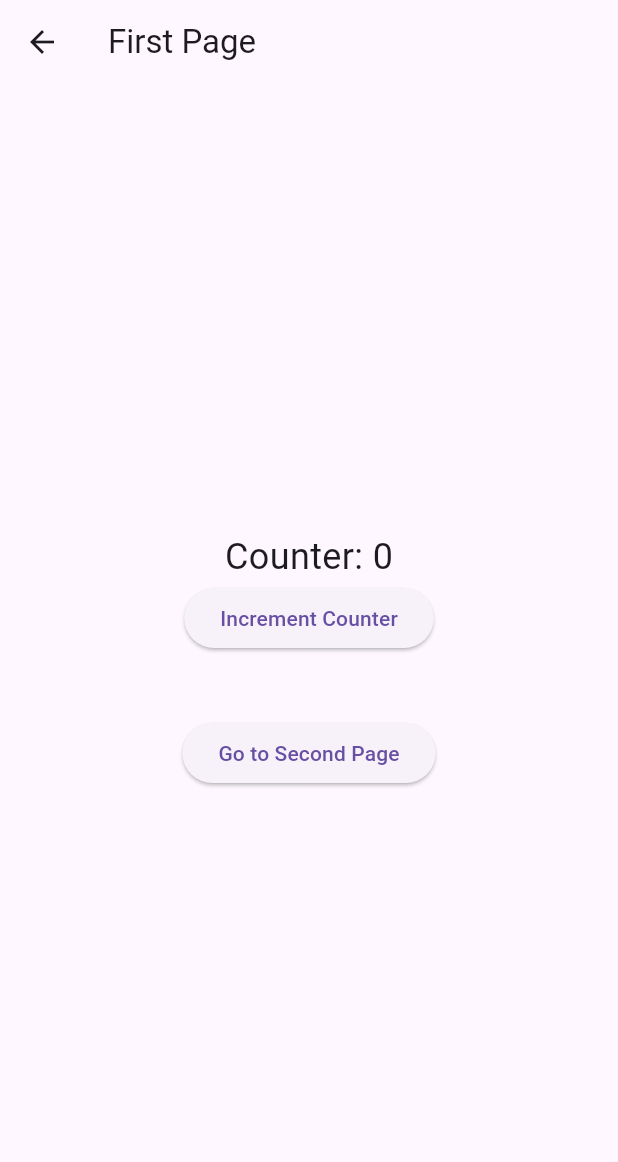
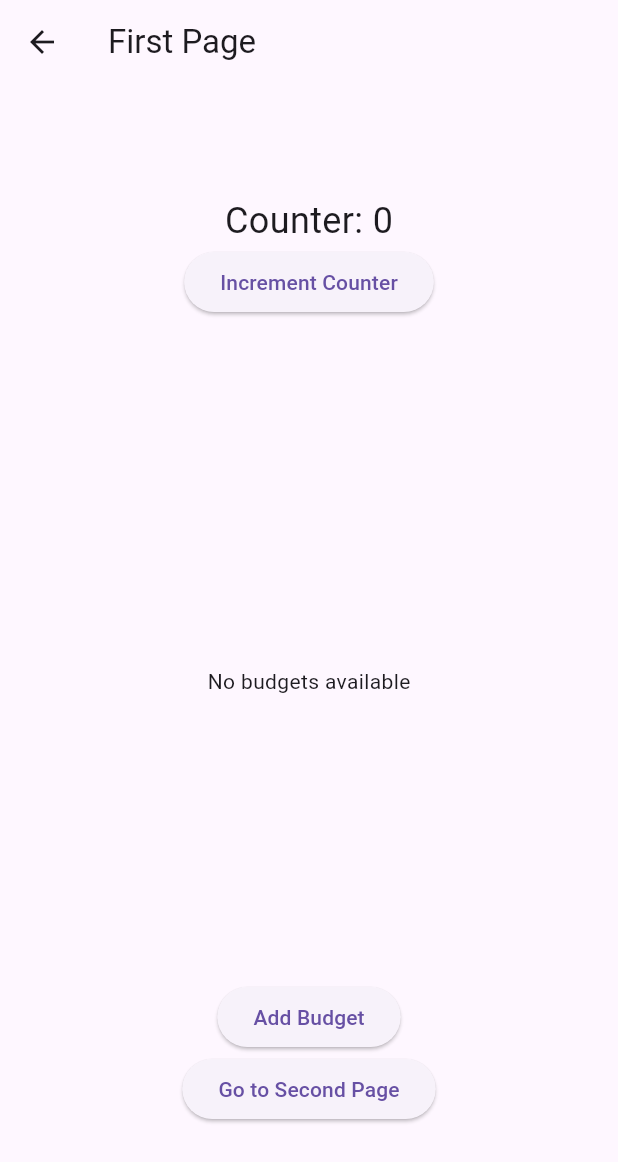
Before and after one commit to QGarot/asd-budgetbuddy, a Flutter app: the CounterScreen screen opened by its route, on a phone screen of 412 x 824 dp. Shown: the top 1162 px of the screen. Run offline on Flutter 3.47's test engine with Material 3 defaults, Android fonts, the phone set to English and light mode, and no system bars; our stand-ins replace cloud_firestore, firebase_auth, firebase_core, flutter_bloc; accounts and stored records are empty; statements that could not run were skipped.

Commit message:
data handling

```diff
--- a/lib/AppData/app_data.dart
+++ /dev/null
@@ -1,7 +0,0 @@
-import 'package:budgetbuddy/pojos/user_data.dart';
-import 'package:budgetbuddy/pojos/user_auth.dart';
-
-class UserData {
-  static AuthUserData? userAuthData;
-  static AllUserData? firestoreUserData;
-}
--- /dev/null
+++ b/lib/Elements/budget_list.dart
@@ -0,0 +1,47 @@
+import 'package:budgetbuddy/bloc/Data/data_bloc.dart';
+
+import 'package:budgetbuddy/pojos/user_data.dart';
+import 'package:flutter/material.dart';
+import 'package:flutter_bloc/flutter_bloc.dart';
+
+class BudgetListWidget extends StatelessWidget {
+  const BudgetListWidget({super.key});
+
+  @override
+  Widget build(BuildContext context) {
+    return SizedBox(
+      height: 400,
+      child: BlocBuilder<DataCubit, AllUserData?>(
+        builder: (context, userData) {
+          if (userData == null || userData.budgets.isEmpty) {
+            return Center(child: Text("No budgets available"));
+          }
+
+          return ListView.builder(
+            itemCount: userData.budgets.length,
+            itemBuilder: (context, index) {
+              final budget = userData.budgets[index];
+              return Card(
+                margin: EdgeInsets.symmetric(vertical: 8, horizontal: 16),
+                child: ListTile(
+                  title: Text(
+                    budget.name,
+                    style: TextStyle(fontWeight: FontWeight.bold),
+                  ),
+                  subtitle: Column(
+                    crossAxisAlignment: CrossAxisAlignment.start,
+                    children: [
+                      Text('Category: ${budget.category}'),
+                      Text('Total: \$${budget.totalAmount.toStringAsFixed(2)}'),
+                      Text('Spent: \$${budget.spentAmount.toStringAsFixed(2)}'),
+                    ],
+                  ),
+                ),
+              );
+            },
+          );
+        },
+      ),
+    );
+  }
+}
--- a/lib/bloc/Data/data_bloc.dart
+++ b/lib/bloc/Data/data_bloc.dart
@@ -61,7 +61,7 @@ class DataCubit extends Cubit<AllUserData?> {
       }
       _userData = AllUserData.fromFirestore(userData, budgets);
       emit(_userData);
-      return AllUserData.fromFirestore(userData, budgets);
+      return _userData;
     } catch (e) {
       print("Error fetching user data: $e");
       return null;
@@ -93,7 +93,8 @@ class DataCubit extends Cubit<AllUserData?> {
   bool _addBudgetOnLocalCopy(Budget budget) {
     if (_userData == null) return false;
 
-    _userData?.budgets.add(budget);
+    final updatedBudgets = List<Budget>.from(_userData!.budgets)..add(budget);
+    _userData = _userData!.copyWith(budgets: updatedBudgets);
     emit(_userData);
     return true;
   }
@@ -131,8 +132,18 @@ class DataCubit extends Cubit<AllUserData?> {
 
     if (budget == null) return false;
 
-    budget.spentAmount += expense.amount;
-    budget.expenses.add(expense);
+    List<Budget> updatedBudgets =
+        _userData!.budgets.map((b) {
+          if (b.id == budgetId) {
+            return b.copyWith(
+              spentAmount: b.spentAmount + expense.amount,
+              expenses: [...b.expenses, expense.copyWith()],
+            );
+          }
+          return b;
+        }).toList();
+
+    _userData = _userData?.copyWith(budgets: updatedBudgets);
 
     emit(_userData);
     return true;
--- a/lib/pojos/budget.dart
+++ b/lib/pojos/budget.dart
@@ -21,6 +21,26 @@ class Budget {
   }) : id = id ?? IdGenerator.generateRandomUniqueId(),
        spentAmount = spentAmount ?? 0,
        expenses = expenses ?? [];
+
+  Budget copyWith({
+    String? id,
+    String? name,
+    String? category,
+    double? alertThreshold,
+    double? totalAmount,
+    double? spentAmount,
+    List<Expense>? expenses,
+  }) {
+    return Budget(
+      id: id ?? this.id,
+      name: name ?? this.name,
+      category: category ?? this.category,
+      alertThreshold: alertThreshold ?? this.alertThreshold,
+      totalAmount: totalAmount ?? this.totalAmount,
+      spentAmount: spentAmount ?? this.spentAmount,
+      expenses: expenses ?? this.expenses.map((e) => e.copyWith()).toList(),
+    );
+  }
 
   factory Budget.fromFirestore(
     Map<String, dynamic> data,
--- a/lib/pojos/expenses.dart
+++ b/lib/pojos/expenses.dart
@@ -16,6 +16,22 @@ class Expense {
     required this.date,
   }) : id = id ?? IdGenerator.generateRandomUniqueId(),
        notes = notes ?? '';
+
+  Expense copyWith({
+    String? id,
+    String? merchant,
+    double? amount,
+    DateTime? date,
+    String? notes,
+  }) {
+    return Expense(
+      id: id ?? this.id,
+      merchant: merchant ?? this.merchant,
+      amount: amount ?? this.amount,
+      date: date ?? this.date,
+      notes: notes ?? this.notes,
+    );
+  }
 
   factory Expense.fromFirestore(Map<String, dynamic> data) {
     return Expense(
--- a/lib/pojos/user_data.dart
+++ b/lib/pojos/user_data.dart
@@ -14,6 +14,20 @@ class AllUserData {
     required this.budgets,
   });
 
+  AllUserData copyWith({
+    String? email,
+    String? username,
+    DateTime? createdAt,
+    List<Budget>? budgets,
+  }) {
+    return AllUserData(
+      email: email ?? this.email,
+      username: username ?? this.username,
+      createdAt: createdAt ?? this.createdAt,
+      budgets: budgets ?? this.budgets.map((b) => b.copyWith()).toList(),
+    );
+  }
+
   // Factory constructor to convert Firestore data to an instance of FirebaseUserData
   factory AllUserData.fromFirestore(
     Map<String, dynamic> data,
--- a/lib/screens/counter_screen.dart
+++ b/lib/screens/counter_screen.dart
@@ -1,6 +1,8 @@
-import 'package:budgetbuddy/AppData/app_data.dart';
+import 'package:budgetbuddy/Elements/budget_list.dart';
 import 'package:budgetbuddy/bloc/CounterScreen/counter_cubit.dart';
 import 'package:budgetbuddy/bloc/CounterScreen/counter_event.dart';
+import 'package:budgetbuddy/bloc/Data/data_event.dart';
+import 'package:budgetbuddy/pojos/budget.dart';
 import 'package:budgetbuddy/pojos/counter.dart';
 import 'package:flutter/material.dart';
 import 'package:flutter_bloc/flutter_bloc.dart';
@@ -21,6 +23,7 @@ class CounterDisplay extends StatelessWidget {
 }
 
 class CounterScreen extends StatelessWidget {
+  static int counter = 0;
   const CounterScreen({super.key});
   @override
   Widget build(BuildContext context) {
@@ -35,8 +38,26 @@ class CounterScreen extends StatelessWidget {
               onPressed: () => CounterEvent.increment(context),
               child: Text("Increment Counter"),
             ),
-            Text(UserData.firestoreUserData!.email),
-            Text(UserData.firestoreUserData!.username),
+            Text(DataEvent.getFirebaseUserData(context)?.email ?? ""),
+            Text(DataEvent.getFirebaseUserData(context)?.username ?? ""),
+
+            BudgetListWidget(),
+            ElevatedButton(
+              onPressed: () async {
+                await DataEvent.addBudget(
+                  context,
+                  Budget(
+                    name: "Ups $counter",
+                    category: "Yup",
+                    alertThreshold: 0.8,
+                    totalAmount: 500,
+                  ),
+                );
+                counter++;
+              },
+              child: Text("Add Budget"),
+            ),
+
             ElevatedButton(
               onPressed: () => Navigator.pushNamed(context, '/text'),
               child: Text("Go to Second Page"),
```
Also changed, not shown: lib/screens/loading_screen.dart (+22 -25 lines).
